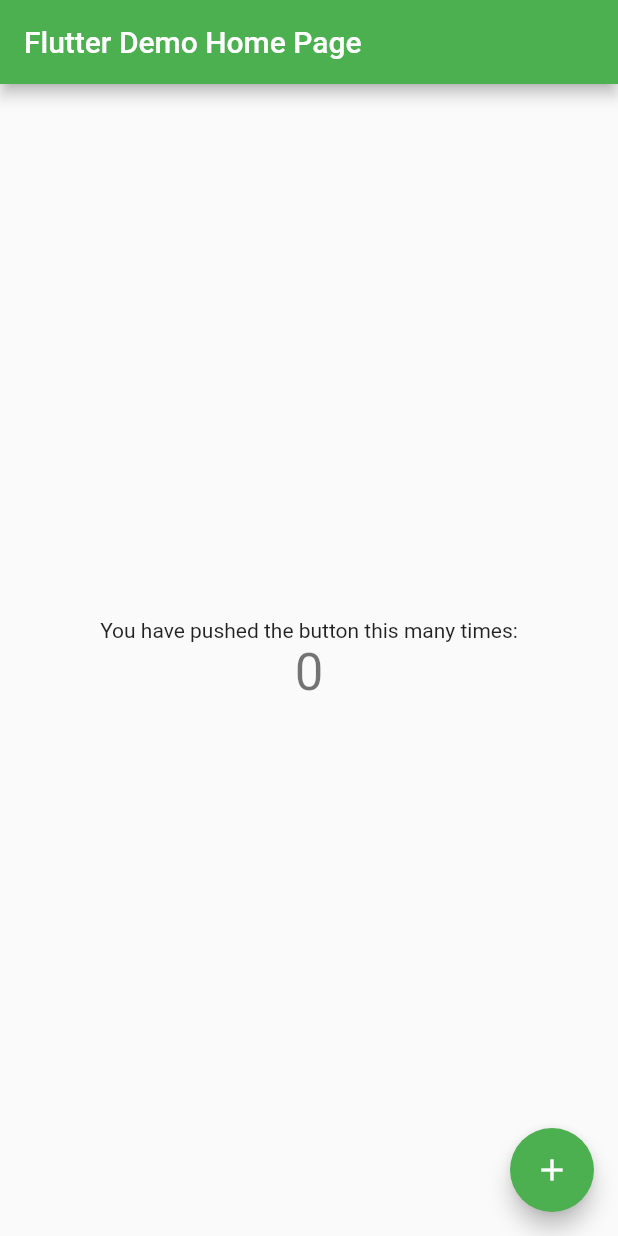
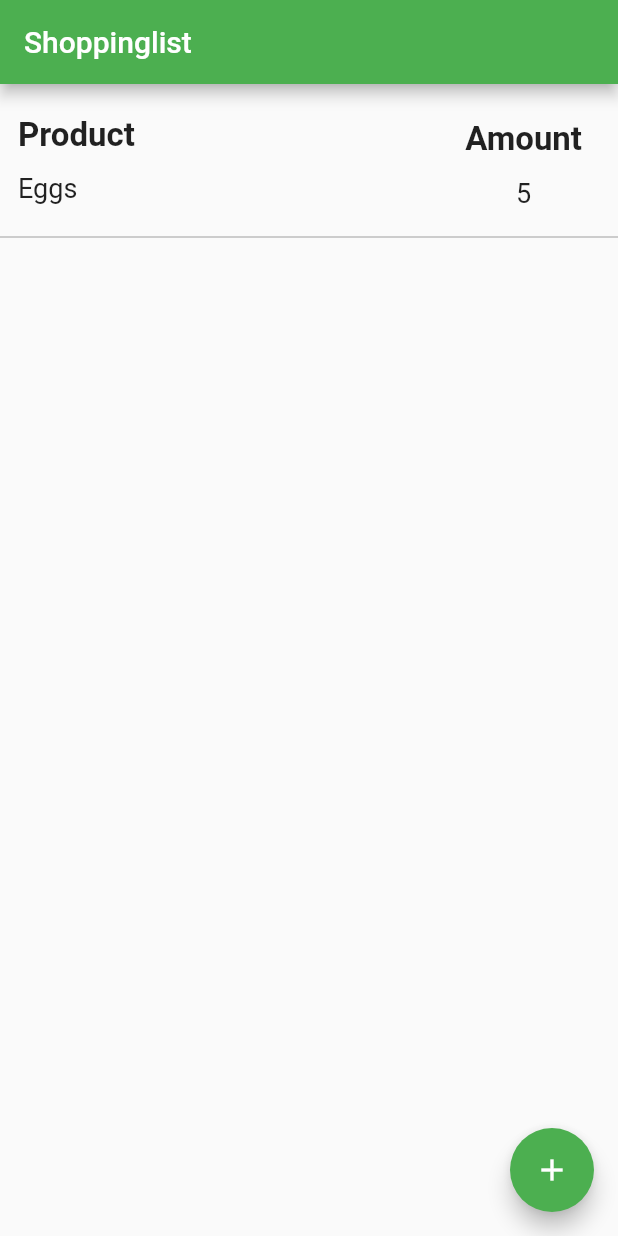
Before and after one commit to kibetys/FlutterShoppingList, a Flutter app: the screen it shows after launch, on a phone screen of 412 x 824 dp. Run offline on Flutter 3.47's test engine with Material 2 defaults, Android fonts, the phone set to English and light mode, and no system bars; our stand-ins replace sqflite; accounts and stored records are empty; statements that could not run were skipped.

Commit message:
Shoppingitems list with two columns, added amount column to db

```diff
--- a/lib/main.dart
+++ b/lib/main.dart
@@ -1,4 +1,7 @@
 import 'package:flutter/material.dart';
+import 'package:flutter_app/util/dbhelper.dart';
+import 'package:flutter_app/model/shoppingItem.dart';
+import 'package:flutter_app/screens/shoppinglist.dart';
 
 void main() => runApp(MyApp());
 
@@ -6,27 +9,25 @@ class MyApp extends StatelessWidget {
   // This widget is the root of your application.
   @override
   Widget build(BuildContext context) {
+    List<ShoppingItem> shopitems = List<ShoppingItem>();
+    DbHelper helper = DbHelper();
+    helper.initializeDb().then(
+      (result) => helper.getShopItems().then((result)=>shopitems=result));
+    ShoppingItem shoppingItem = ShoppingItem("Eggs", 5);
+    var result = helper.insertShopItem(shoppingItem);
+
     return MaterialApp(
-      title: 'Flutter Demo',
+      title: 'Shoppinglist',
       theme: ThemeData(
         primarySwatch: Colors.green,
       ),
-      home: MyHomePage(title: 'Flutter Demo Home Page'),
+      home: MyHomePage(title: 'Shoppinglist'),
     );
   }
 }
 
 class MyHomePage extends StatefulWidget {
   MyHomePage({Key key, this.title}) : super(key: key);
-
-  // This widget is the home page of your application. It is stateful, meaning
-  // that it has a State object (defined below) that contains fields that affect
-  // how it looks.
-
-  // This class is the configuration for the state. It holds the values (in this
-  // case the title) provided by the parent (in this case the App widget) and
-  // used by the build method of the State. Fields in a Widget subclass are
-  // always marked "final".
 
   final String title;
 
@@ -35,68 +36,13 @@ class MyHomePage extends StatefulWidget {
 }
 
 class _MyHomePageState extends State<MyHomePage> {
-  int _counter = 0;
-
-  void _incrementCounter() {
-    setState(() {
-      // This call to setState tells the Flutter framework that something has
-      // changed in this State, which causes it to rerun the build method below
-      // so that the display can reflect the updated values. If we changed
-      // _counter without calling setState(), then the build method would not be
-      // called again, and so nothing would appear to happen.
-      _counter++;
-    });
-  }
-
   @override
   Widget build(BuildContext context) {
-    // This method is rerun every time setState is called, for instance as done
-    // by the _incrementCounter method above.
-    //
-    // The Flutter framework has been optimized to make rerunning build methods
-    // fast, so that you can just rebuild anything that needs updating rather
-    // than having to individually change instances of widgets.
     return Scaffold(
-      appBar: AppBar(
-        // Here we take the value from the MyHomePage object that was created by
-        // the App.build method, and use it to set our appbar title.
-        title: Text(widget.title),
+      appBar: new AppBar(
+        title: new Text(widget.title),
       ),
-      body: Center(
-        // Center is a layout widget. It takes a single child and positions it
-        // in the middle of the parent.
-        child: Column(
-          // Column is also layout widget. It takes a list of children and
-          // arranges them vertically. By default, it sizes itself to fit its
-          // children horizontally, and tries to be as tall as its parent.
-          //
-          // Invoke "debug painting" (press "p" in the console, choose the
-          // "Toggle Debug Paint" action from the Flutter Inspector in Android
-          // Studio, or the "Toggle Debug Paint" command in Visual Studio Code)
-          // to see the wireframe for each widget.
-          //
-          // Column has various properties to control how it sizes itself and
-          // how it positions its children. Here we use mainAxisAlignment to
-          // center the children vertically; the main axis here is the vertical
-          // axis because Columns are vertical (the cross axis would be
-          // horizontal).
-          mainAxisAlignment: MainAxisAlignment.center,
-          children: <Widget>[
-            Text(
-              'You have pushed the button this many times:',
-            ),
-            Text(
-              '$_counter',
-              style: Theme.of(context).textTheme.display1,
-            ),
-          ],
-        ),
-      ),
-      floatingActionButton: FloatingActionButton(
-        onPressed: _incrementCounter,
-        tooltip: 'Increment',
-        child: Icon(Icons.add),
-      ), // This trailing comma makes auto-formatting nicer for build methods.
+      body: ShopList(),
     );
   }
 }
--- a/lib/model/shoppingItem.dart
+++ b/lib/model/shoppingItem.dart
@@ -1,13 +1,15 @@
 class ShoppingItem {
   int _id;
   String _name;
+  int _amount;
 
   // ShoppingItem constructor before item has been created
-  ShoppingItem (this._name);
+  ShoppingItem (this._name, this._amount);
   // ShoppingItem constructor when created item is being edited
-  ShoppingItem.withId(this._id, this._name);
+  ShoppingItem.withId(this._id, this._name, this._amount);
   int get id => _id;
   String get name => _name;
+  int get amount => _amount;
 
   set name (String newName){
     if (newName.length <= 255) {
@@ -15,9 +17,17 @@ class ShoppingItem {
     }
   }
 
+  set amount (int newAmount) {
+    if (newAmount > 0) {
+      _amount =newAmount;
+    }
+  }
+
   Map <String, dynamic> toMap() {
     var map = Map<String, dynamic>();
     map["name"] = _name;
+    map["amount"] =_amount;
+
     if (_id !=null) {
       map["id"] = _id;
     }
@@ -27,5 +37,6 @@ class ShoppingItem {
   ShoppingItem.fromObject(dynamic o) {
     this._id = o["id"];
     this._name = o["name"];
+    this._amount = o["amount"];
   }
 }
```
Also changed, not shown: lib/screens/shoppinglist.dart (added, +136 -0 lines), lib/util/dbhelper.dart (+57 -0 lines).
